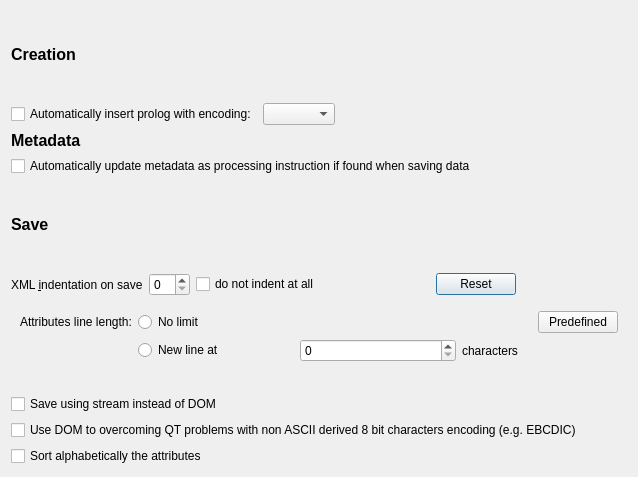
The window that src/config/configurexmlmanagementdialog.ui (lbellonda/qxmledit) describes before a commit, drawn with Qt 5.
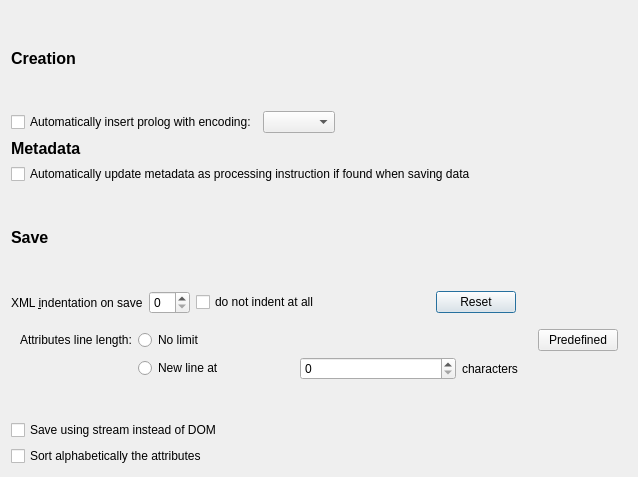
The same window after the commit.

Commit message: Moved option for using DOM with 8bit encodings in Window.

The edit to the form file:
```diff
--- a/src/config/configurexmlmanagementdialog.ui
+++ b/src/config/configurexmlmanagementdialog.ui
@@ -291,16 +291,6 @@
      </property>
     </widget>
    </item>
-   <item>
-    <widget class="QCheckBox" name="cbBugEncodingQt">
-     <property name="toolTip">
-      <string>This option is provisional .</string>
-     </property>
-     <property name="text">
-      <string>Use DOM to overcoming QT problems with non ASCII derived 8 bit characters encoding (e.g. EBCDIC)</string>
-     </property>
-    </widget>
-   </item>
    <item>
     <widget class="QCheckBox" name="chkSortAttributes">
      <property name="text">
```
Left out of the diff: 1 changed line with no effect on the pictures. The commit also changes 14 other files.
